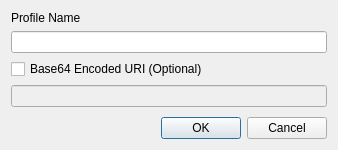
shadowsocks/shadowsocks-qt5, file src/addprofiledialogue.ui: the form before one commit.
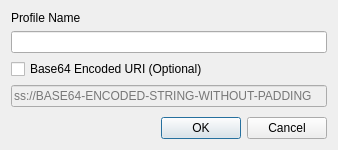
The form after the commit.

Commit message: add placeHolder for SS URI.

Diff of the .ui file:
```diff
--- a/src/addprofiledialogue.ui
+++ b/src/addprofiledialogue.ui
@@ -48,6 +48,12 @@
      <property name="enabled">
       <bool>false</bool>
      </property>
+     <property name="placeholderText">
+      <string>ss://BASE64-ENCODED-STRING-WITHOUT-PADDING</string>
+     </property>
+     <property name="clearButtonEnabled">
+      <bool>true</bool>
+     </property>
     </widget>
    </item>
    <item alignment="Qt::AlignBottom">
```
